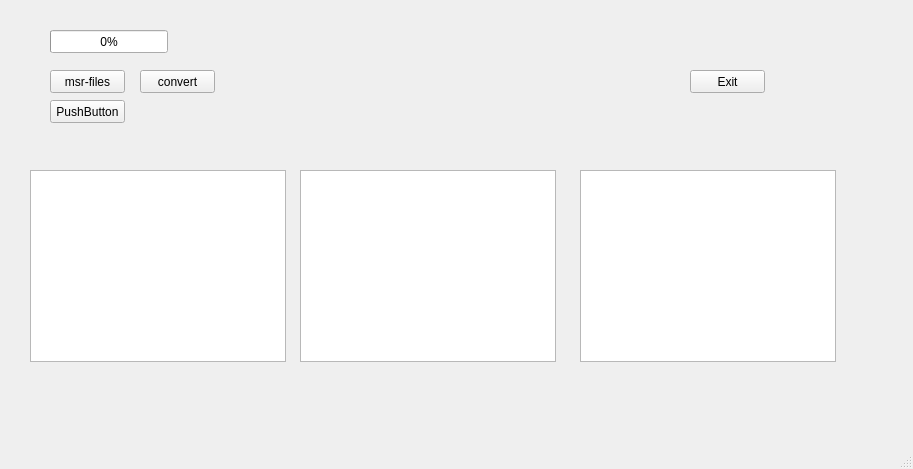
Before: the Qt Designer form ui/main/mainwindow.ui in TinoRiebe/Berlin, drawn with Qt 5.
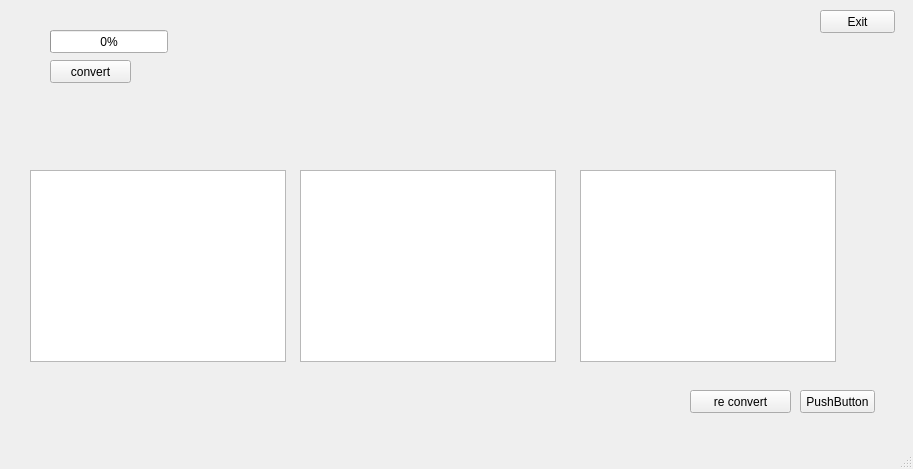
After: the same form once the commit is applied.

Patch:
```diff
--- a/ui/main/mainwindow.ui
+++ b/ui/main/mainwindow.ui
@@ -17,21 +17,21 @@
    <widget class="QPushButton" name="pb_loadmsrfiles">
     <property name="geometry">
      <rect>
-      <x>50</x>
-      <y>70</y>
-      <width>75</width>
-      <height>23</height>
-     </rect>
-    </property>
-    <property name="text">
-     <string>msr-files</string>
-    </property>
-   </widget>
-   <widget class="QPushButton" name="pb_exit">
-    <property name="geometry">
-     <rect>
       <x>690</x>
-      <y>70</y>
+      <y>390</y>
+      <width>101</width>
+      <height>23</height>
+     </rect>
+    </property>
+    <property name="text">
+     <string>re convert</string>
+    </property>
+   </widget>
+   <widget class="QPushButton" name="pb_exit">
+    <property name="geometry">
+     <rect>
+      <x>820</x>
+      <y>10</y>
       <width>75</width>
       <height>23</height>
      </rect>
@@ -43,8 +43,8 @@
    <widget class="QPushButton" name="pb_test">
     <property name="geometry">
      <rect>
-      <x>50</x>
-      <y>100</y>
+      <x>800</x>
+      <y>390</y>
       <width>75</width>
       <height>23</height>
      </rect>
@@ -99,9 +99,9 @@
    <widget class="QPushButton" name="pb_convert">
     <property name="geometry">
      <rect>
-      <x>140</x>
-      <y>70</y>
-      <width>75</width>
+      <x>50</x>
+      <y>60</y>
+      <width>81</width>
       <height>23</height>
      </rect>
     </property>
```
